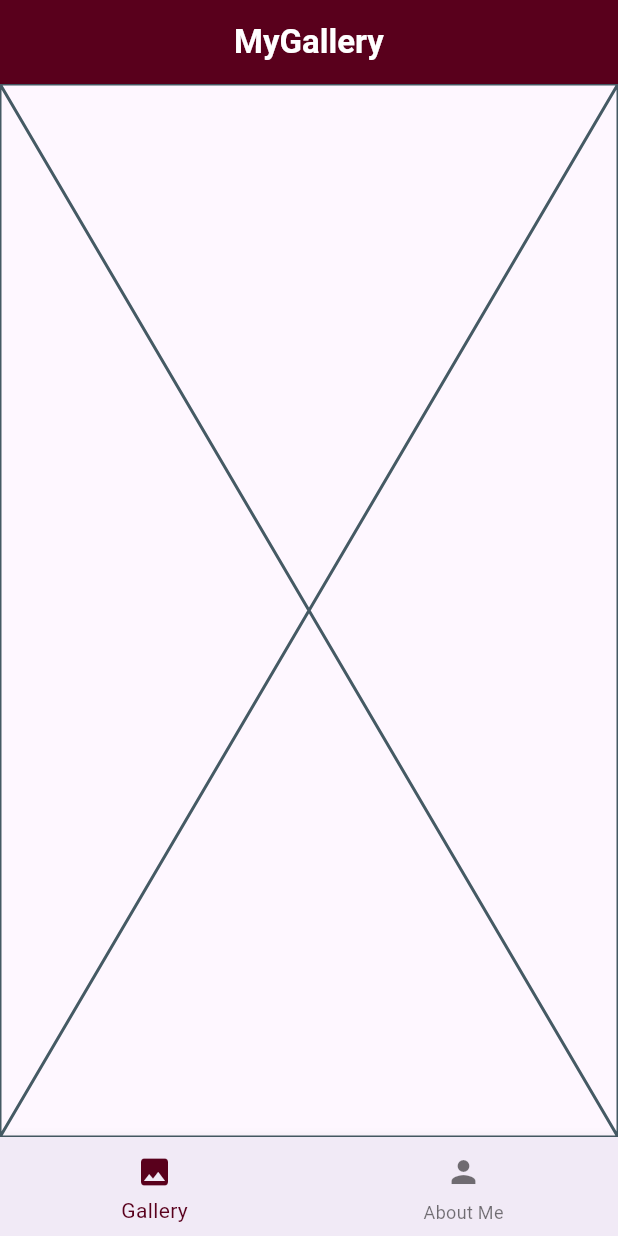
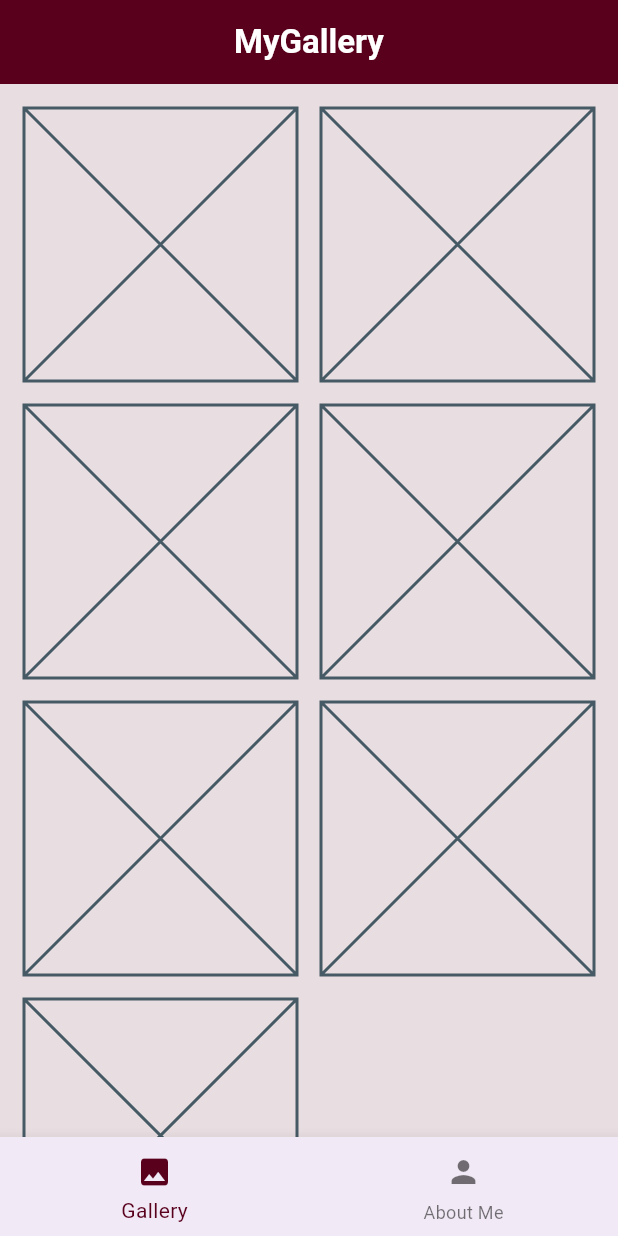
Before and after one commit to dvdaa/image_gallery, a Flutter app: the screen it shows after launch, on a phone screen of 412 x 824 dp. Run offline on Flutter 3.47's test engine with Material 3 defaults, Android fonts, the phone set to English and light mode, and no system bars.

Commit message:
add GalleryScreen widget that will display images (displays placeholders for now)

```diff
--- /dev/null
+++ b/lib/gallery_screen.dart
@@ -0,0 +1,26 @@
+import 'package:flutter/material.dart';
+import 'package:image_gallery/gallery_data.dart';
+import 'package:image_gallery/gallery_item.dart';
+
+class GalleryScreen extends StatelessWidget {
+  const GalleryScreen({
+    super.key,
+  });
+
+  @override
+  Widget build(BuildContext context) {
+    return Scaffold(
+      backgroundColor: Color.fromARGB(255, 232, 222, 225),
+      body: GridView.count(
+        crossAxisCount: 2,
+        crossAxisSpacing: 16,
+        mainAxisSpacing: 16,
+        padding: EdgeInsets.all(16),
+        children: [
+          for (GalleryItem galleryItem in galleryData)
+            Placeholder()
+        ],
+      ),
+    );
+  }
+}
--- a/lib/main_screen.dart
+++ b/lib/main_screen.dart
@@ -1,4 +1,5 @@
 import 'package:flutter/material.dart';
+import 'package:image_gallery/gallery_screen.dart';
 
 class MainScreen extends StatefulWidget {
   const MainScreen({super.key});
@@ -22,7 +23,7 @@ class _MainScreenState extends State<MainScreen> {
         ),
       ),
       body: [
-        Placeholder(), // index 0
+        GalleryScreen(), // index 0
         Placeholder(), // index 1
       ][selectedScreen],
       bottomNavigationBar: BottomNavigationBar(
```
